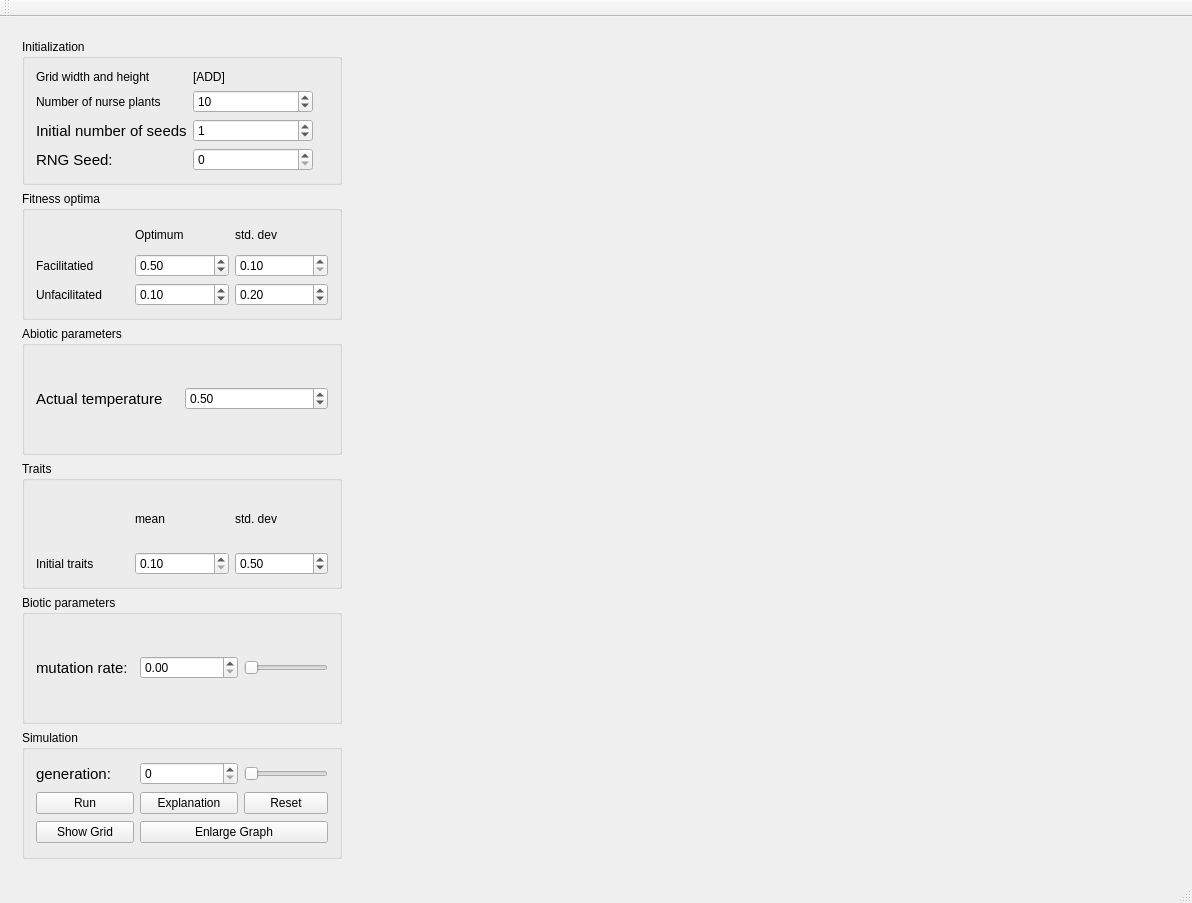
JeroenN/SpatialModel, file mainwindow.ui: the form before one commit.
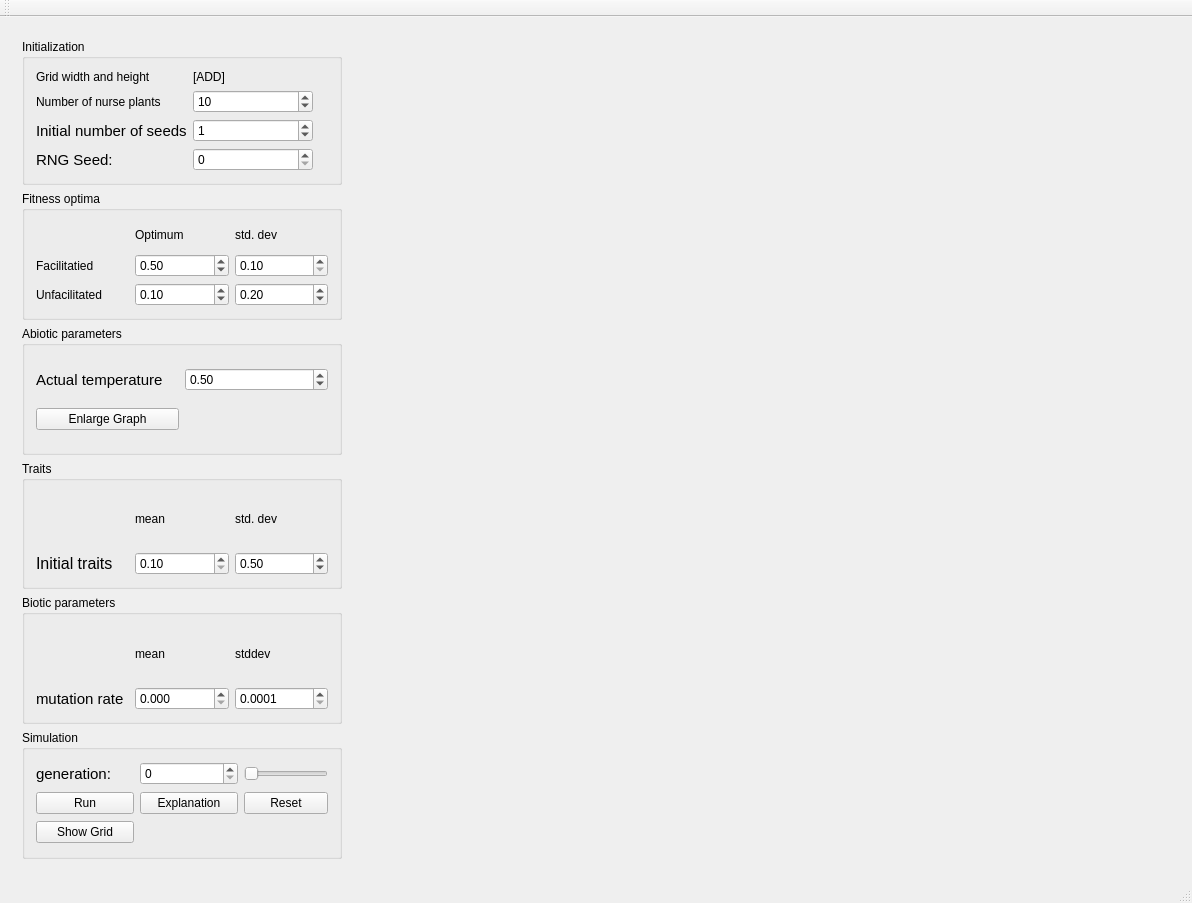
The form after the commit.

Diff of the .ui file:
```diff
--- a/mainwindow.ui
+++ b/mainwindow.ui
@@ -243,6 +243,13 @@
             </property>
            </widget>
           </item>
+          <item row="1" column="0">
+           <widget class="QPushButton" name="pushButton_7">
+            <property name="text">
+             <string>Enlarge Graph</string>
+            </property>
+           </widget>
+          </item>
          </layout>
         </widget>
        </item>
@@ -254,6 +261,11 @@
          <layout class="QGridLayout" name="gridLayout_6">
           <item row="1" column="0">
            <widget class="QLabel" name="label_9">
+            <property name="font">
+             <font>
+              <pointsize>12</pointsize>
+             </font>
+            </property>
             <property name="text">
              <string>Initial traits</string>
             </property>
@@ -305,23 +317,7 @@
           <string>Biotic parameters</string>
          </property>
          <layout class="QGridLayout" name="gridLayout_3">
-          <item row="0" column="2">
-           <widget class="QSlider" name="horizontalSlider">
-            <property name="sizePolicy">
-             <sizepolicy hsizetype="Fixed" vsizetype="Fixed">
-              <horstretch>0</horstretch>
-              <verstretch>0</verstretch>
-             </sizepolicy>
-            </property>
-            <property name="maximum">
-             <number>100</number>
-            </property>
-            <property name="orientation">
-             <enum>Qt::Horizontal</enum>
-            </property>
-           </widget>
-          </item>
-          <item row="0" column="0">
+          <item row="1" column="0">
            <widget class="QLabel" name="label_7">
             <property name="font">
              <font>
@@ -335,14 +331,53 @@
              <number>1</number>
             </property>
             <property name="text">
-             <string>mutation rate:</string>
+             <string>mutation rate</string>
+            </property>
+           </widget>
+          </item>
+          <item row="1" column="1">
+           <widget class="QDoubleSpinBox" name="spinBoxMutationMean">
+            <property name="decimals">
+             <number>3</number>
+            </property>
+            <property name="maximum">
+             <double>1.000000000000000</double>
+            </property>
+            <property name="singleStep">
+             <double>0.001000000000000</double>
             </property>
            </widget>
           </item>
           <item row="0" column="1">
-           <widget class="QDoubleSpinBox" name="spinBoxMutation">
+           <widget class="QLabel" name="label_15">
+            <property name="text">
+             <string>mean</string>
+            </property>
+           </widget>
+          </item>
+          <item row="0" column="2">
+           <widget class="QLabel" name="label_18">
+            <property name="text">
+             <string>stddev</string>
+            </property>
+           </widget>
+          </item>
+          <item row="1" column="2">
+           <widget class="QDoubleSpinBox" name="doubleSpinBoxMutationStddev">
+            <property name="decimals">
+             <number>4</number>
+            </property>
+            <property name="minimum">
+             <double>0.000100000000000</double>
+            </property>
             <property name="maximum">
-             <double>100.000000000000000</double>
+             <double>0.100000000000000</double>
+            </property>
+            <property name="singleStep">
+             <double>0.000100000000000</double>
+            </property>
+            <property name="value">
+             <double>0.000100000000000</double>
             </property>
            </widget>
           </item>
@@ -418,13 +453,6 @@
             </property>
            </widget>
           </item>
-          <item row="2" column="1" colspan="2">
-           <widget class="QPushButton" name="pushButton_7">
-            <property name="text">
-             <string>Enlarge Graph</string>
-            </property>
-           </widget>
-          </item>
          </layout>
         </widget>
        </item>
```
Left out of the diff: 46 changed lines with no effect on the pictures.
